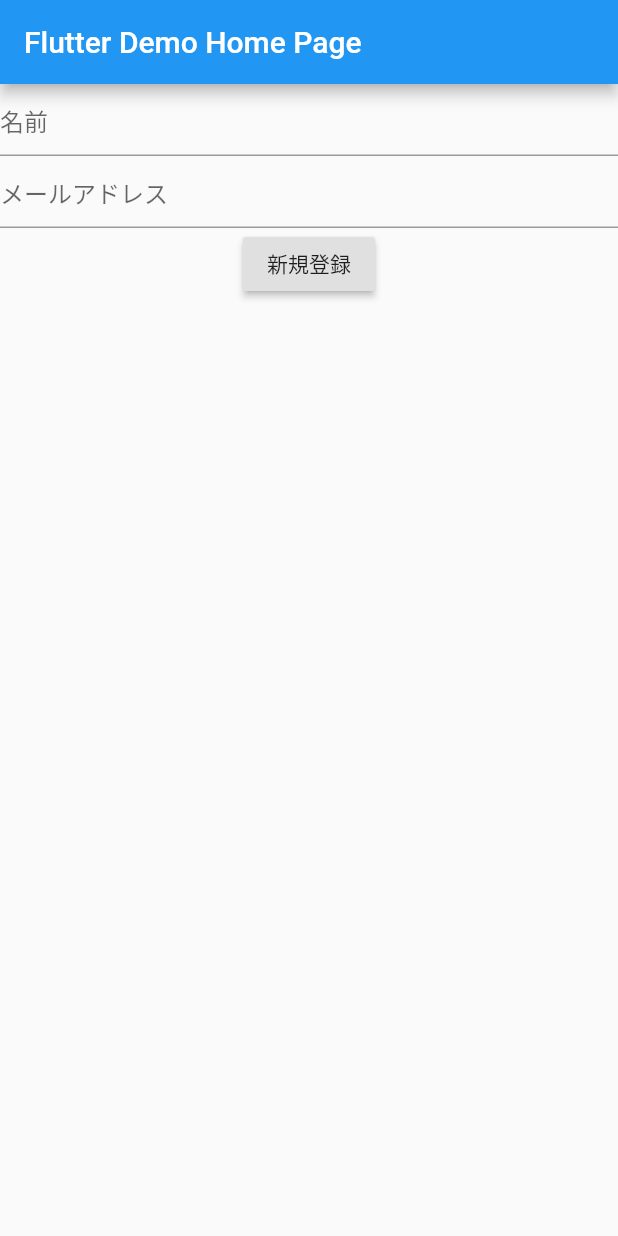
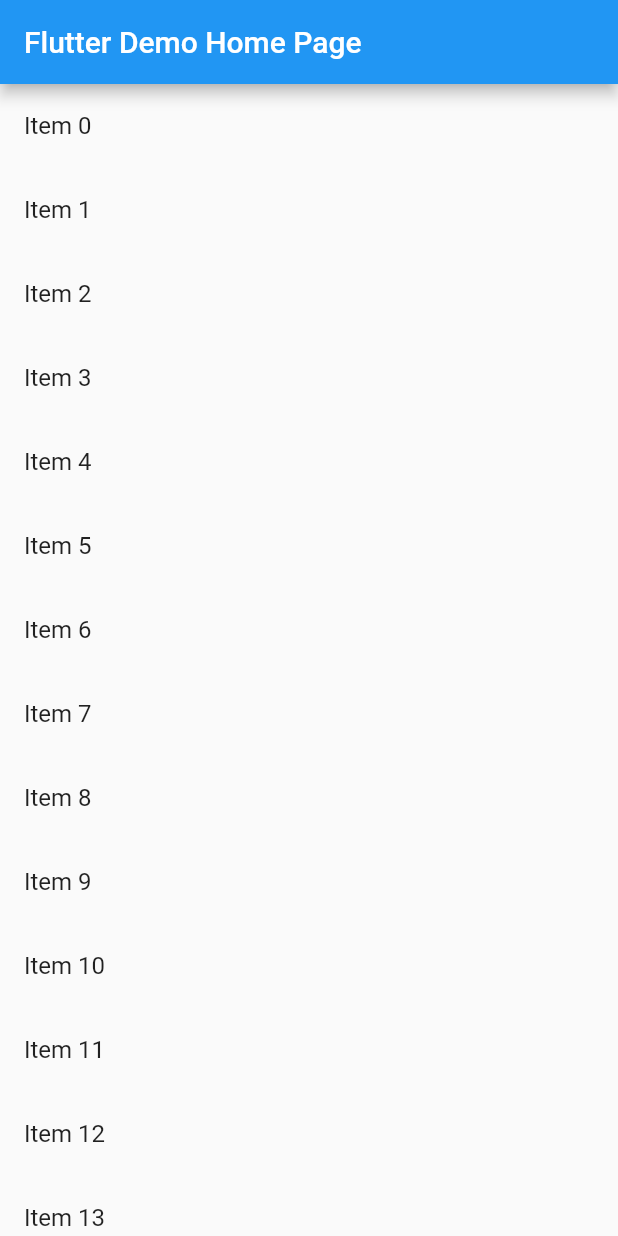
Before and after one commit to yoritin/flutter_app, a Flutter app: the screen it shows after launch, on a phone screen of 412 x 824 dp. Run offline on Flutter 3.47's test engine with Material 2 defaults, Android fonts, the phone set to English and light mode, and no system bars.

Commit message:
add lists

```diff
--- a/lib/main.dart
+++ b/lib/main.dart
@@ -37,9 +37,7 @@ class _MyHomePageState extends State<MyHomePage> {
     });
   }
 
-  final myFocusNode = FocusNode();
-
-  late String name;
+  final items = List<String>.generate(10000, (i) => "Item $i");
 
   @override
   Widget build(BuildContext context) {
@@ -49,29 +47,13 @@ class _MyHomePageState extends State<MyHomePage> {
       ),
       body: Container(
         width: double.infinity,
-        child: Column(
-          children: [
-            TextField(
-              decoration: InputDecoration(
-                hintText: '名前',
-              ),
-              onChanged: (text) {
-                name = text;
-              },
-            ),
-            TextField(
-              focusNode: myFocusNode,
-              decoration: InputDecoration(
-                hintText: 'メールアドレス',
-              ),
-            ),
-            RaisedButton(
-              child: Text('新規登録'),
-              onPressed: () {
-                myFocusNode.requestFocus();
-              },
-            ),
-          ],
+        child: ListView.builder(
+          itemCount: items.length,
+          itemBuilder: (context, index) {
+            return ListTile(
+              title: Text('${items[index]}'),
+            );
+          },
         )
       )
     );
```
